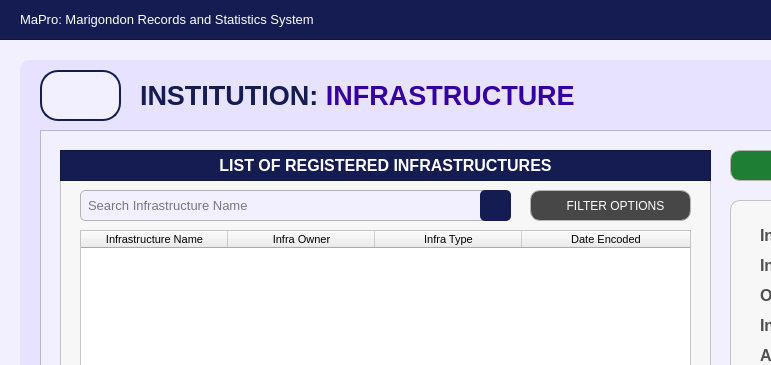
Qt form Resources/UIs/MainPages/InstitutionPages/infrastructure.ui (Yohhannn/Barangay-Records-Statistics-System) before a commit; both pictures show x 0 to 771 and y 0 to 365 of the 1350 by 850 pixel window.
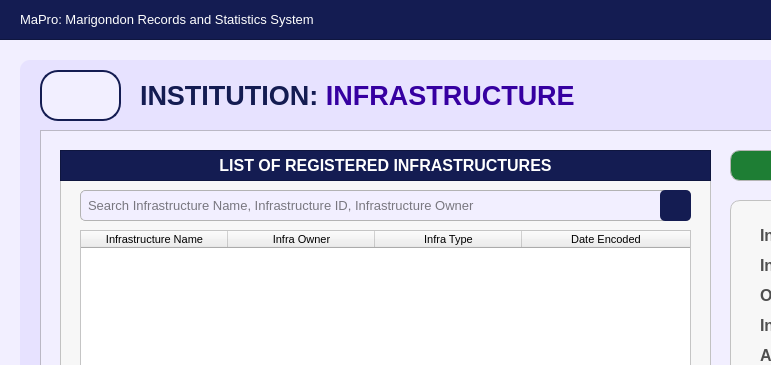
The same form after that commit. Icons and pictures are not drawn.

Commit message: drafted-filter-option-infra

Diff of the .ui file:
```diff
--- a/Resources/UIs/MainPages/InstitutionPages/infrastructure.ui
+++ b/Resources/UIs/MainPages/InstitutionPages/infrastructure.ui
@@ -287,7 +287,7 @@
        <rect>
         <x>20</x>
         <y>40</y>
-        <width>431</width>
+        <width>611</width>
         <height>31</height>
        </rect>
       </property>
@@ -311,13 +311,13 @@
        <string/>
       </property>
       <property name="placeholderText">
-       <string>Search Infrastructure Name</string>
+       <string>Search Infrastructure Name, Infrastructure ID, Infrastructure Owner</string>
       </property>
      </widget>
      <widget class="QPushButton" name="inst_InfraName_buttonSearch">
       <property name="geometry">
        <rect>
-        <x>420</x>
+        <x>600</x>
         <y>40</y>
         <width>31</width>
         <height>31</height>
@@ -497,61 +497,6 @@
        </property>
       </column>
      </widget>
-     <widget class="QPushButton" name="InfrastructureList_buttonFilter">
-      <property name="geometry">
-       <rect>
-        <x>470</x>
-        <y>40</y>
-        <width>161</width>
-        <height>31</height>
-       </rect>
-      </property>
-      <property name="font">
-       <font>
-        <family>Arial</family>
-        <pointsize>9</pointsize>
-       </font>
-      </property>
-      <property name="cursor">
-       <cursorShape>PointingHandCursor</cursorShape>
-      </property>
-      <property name="focusPolicy">
-       <enum>Qt::FocusPolicy::NoFocus</enum>
-      </property>
-      <property name="styleSheet">
-       <string notr="true">#InfrastructureList_buttonFilter {
-    background-color:  #474747;
-    color: white;
-    border: 1px solid #b5b5b5;
-    border-radius: 10px;
-    padding: 10px; 
-}
-
-#InfrastructureList_buttonFilter:hover {
-    background-color: #636363;
-    color: white; 
-}
-
-#InfrastructureList_buttonFilter:pressed {
-    background-color: #bfbfbf;
-    color: white; 
-}
-</string>
-      </property>
-      <property name="text">
-       <string>   FILTER OPTIONS</string>
-      </property>
-      <property name="icon">
-       <iconset>
-        <normaloff>../../../Assets/FuncIcons/icon_filter.svg</normaloff>../../../Assets/FuncIcons/icon_filter.svg</iconset>
-      </property>
-      <property name="iconSize">
-       <size>
-        <width>18</width>
-        <height>18</height>
-       </size>
-      </property>
-     </widget>
     </widget>
     <widget class="QPushButton" name="inst_infra_button_remove">
      <property name="geometry">
```
The commit also changes 1 other file.
